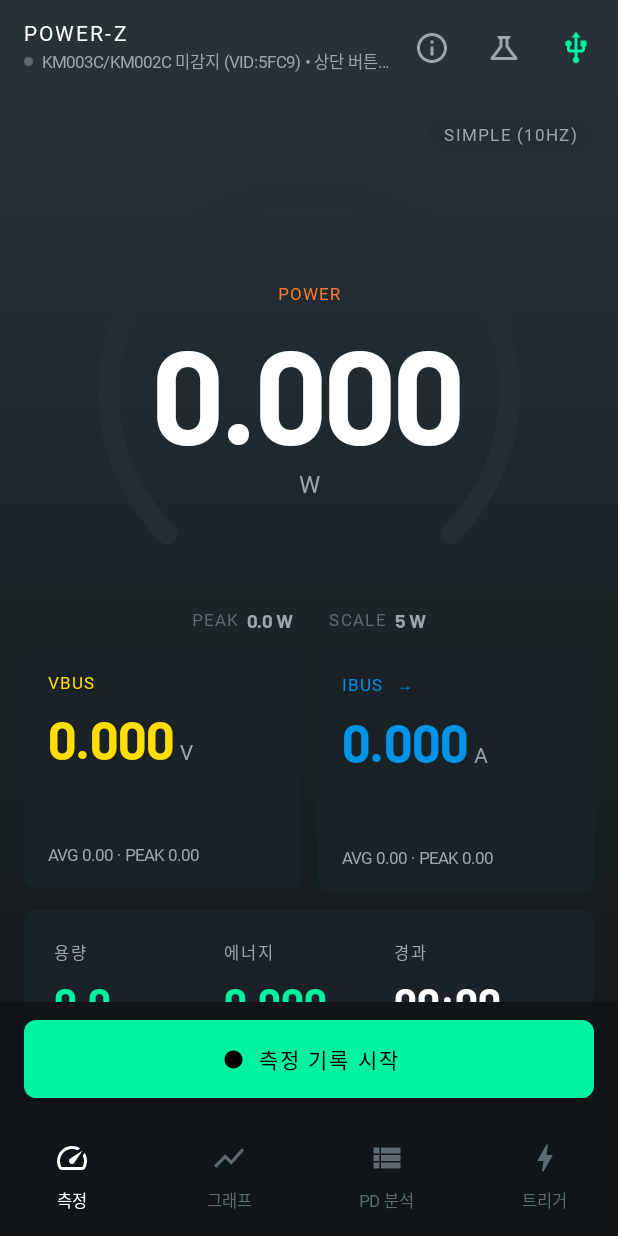
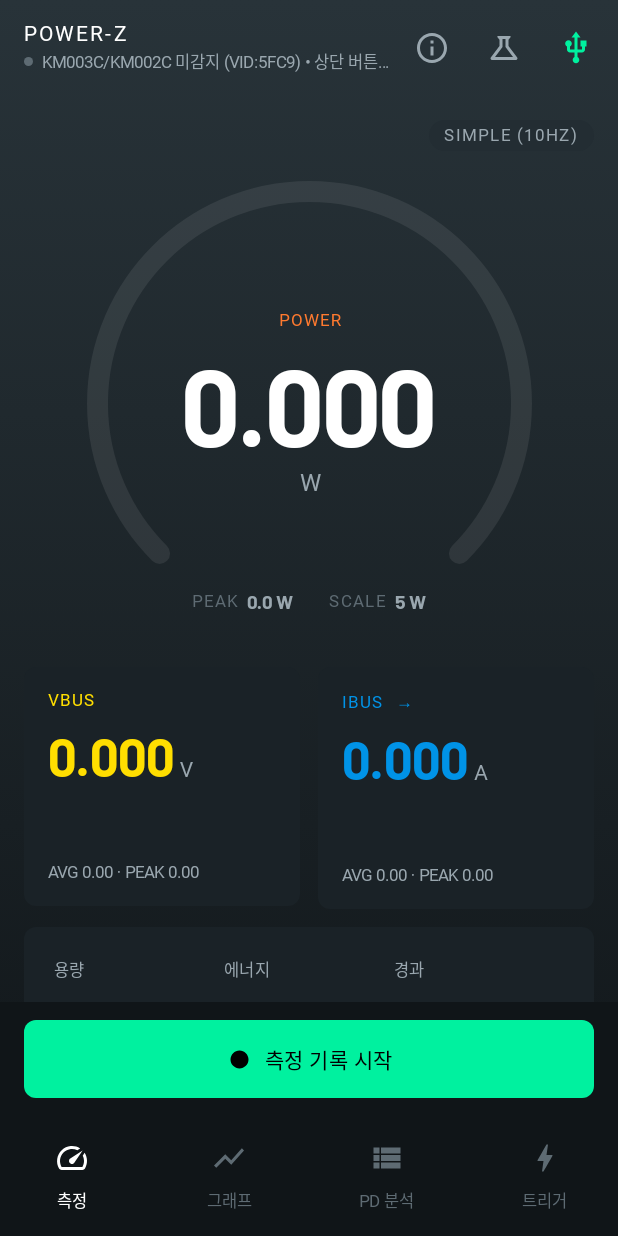
Before and after one commit to supervisor-515/Power-z, an Android app built with Jetpack Compose: the screen it shows after launch (MainActivity), on a phone screen of 412 x 824 dp. Run offline under Robolectric (Android 15) with nearby library versions, the phone set to English and light mode, and no system bars; Roboto replaces fonts that are not available here.

Commit message:
fix(ui): hero number fit, visible ring track, softer glow, Hangul-safe tracking
Verified with debug build, unit tests and Robolectric renders of the
dashboard (disconnected / simulator / recording) in design/screenshots.

Co-Authored-By: Claude Opus 5.5 <noreply@anthropic.com>
Claude-Session: https://claude.ai/code/session_01CVQcDxu4o1ATmc4WBqEk2F

```diff
--- a/app/src/main/java/com/powerz/km003c/ui/DashboardScreen.kt
+++ b/app/src/main/java/com/powerz/km003c/ui/DashboardScreen.kt
@@ -17,6 +17,7 @@ import androidx.compose.foundation.layout.Spacer
 import androidx.compose.foundation.layout.fillMaxSize
 import androidx.compose.foundation.layout.fillMaxWidth
 import androidx.compose.foundation.layout.height
+import androidx.compose.foundation.layout.offset
 import androidx.compose.foundation.layout.padding
 import androidx.compose.foundation.layout.size
 import androidx.compose.foundation.layout.width
@@ -246,7 +247,7 @@ private fun PowerHero(telemetry: TelemetrySample, stats: SessionStats, recording
             color = Power,
             glow = recording,
             strokeWidth = 14.dp,
-            modifier = Modifier.fillMaxWidth(0.74f)
+            modifier = Modifier.fillMaxWidth(0.78f)
         ) {
             Column(horizontalAlignment = Alignment.CenterHorizontally) {
                 PzLabel("Power", color = Power)
@@ -260,7 +261,7 @@ private fun PowerHero(telemetry: TelemetrySample, stats: SessionStats, recording
             }
         }
         Row(
-            modifier = Modifier.padding(top = 4.dp),
+            modifier = Modifier.offset(y = (-24).dp),
             horizontalArrangement = Arrangement.spacedBy(24.dp)
         ) {
             HeroFootnote("Peak", String.format(Locale.US, "%.1f W", stats.maxPowerW))
--- a/app/src/main/java/com/powerz/km003c/ui/components/PzComponents.kt
+++ b/app/src/main/java/com/powerz/km003c/ui/components/PzComponents.kt
@@ -46,6 +46,7 @@ import androidx.compose.ui.graphics.vector.ImageVector
 import androidx.compose.ui.text.TextStyle
 import androidx.compose.ui.unit.Dp
 import androidx.compose.ui.unit.dp
+import androidx.compose.ui.unit.em
 import com.powerz.km003c.ui.theme.Brand
 import com.powerz.km003c.ui.theme.Ink
 import com.powerz.km003c.ui.theme.InkFaint
@@ -55,6 +56,10 @@ import com.powerz.km003c.ui.theme.Panel
 import com.powerz.km003c.ui.theme.PanelStrong
 import com.powerz.km003c.ui.theme.PzRadius
 import com.powerz.km003c.ui.theme.PzType
+
+/** Wide uppercase tracking suits Latin labels only; Hangul gets near-zero tracking. */
+internal fun TextStyle.forText(text: String): TextStyle =
+    if (text.any { it in '\uAC00'..'\uD7A3' || it in '\u3131'..'\u318E' }) copy(letterSpacing = 0.02.em) else this
 
 private val GaugeEasing = CubicBezierEasing(0.65f, 0f, 0.35f, 1f)
 
@@ -77,7 +82,7 @@ fun PzCard(
 /** Small uppercase label (VBUS, IBUS, POWER…). */
 @Composable
 fun PzLabel(text: String, color: Color = InkMuted, modifier: Modifier = Modifier) {
-    Text(text = text.uppercase(), style = PzType.label, color = color, modifier = modifier)
+    Text(text = text.uppercase(), style = PzType.label.forText(text), color = color, modifier = modifier)
 }
 
 /** Number + smaller muted unit, baseline aligned. */
@@ -129,12 +134,12 @@ fun PzRingGauge(
             val topLeft = Offset(inset, inset)
             val start = 135f
             val sweep = 270f
-            drawArc(PanelStrong, start, sweep, false, topLeft, arcSize, style = Stroke(sw, cap = StrokeCap.Round))
+            drawArc(Ink.copy(alpha = 0.08f), start, sweep, false, topLeft, arcSize, style = Stroke(sw, cap = StrokeCap.Round))
             if (shown > 0f) {
                 if (glow) {
                     drawArc(
-                        color.copy(alpha = 0.18f), start, sweep * shown, false, topLeft, arcSize,
-                        style = Stroke(sw * 2.6f, cap = StrokeCap.Round)
+                        color.copy(alpha = 0.10f), start, sweep * shown, false, topLeft, arcSize,
+                        style = Stroke(sw * 2f, cap = StrokeCap.Round)
                     )
                 }
                 drawArc(color, start, sweep * shown, false, topLeft, arcSize, style = Stroke(sw, cap = StrokeCap.Round))
@@ -159,7 +164,7 @@ fun PzProgressArc(
             val d = size.width - sw
             val topLeft = Offset(sw / 2f, sw / 2f)
             val arcSize = Size(d, d)
-            drawArc(PanelStrong, 180f, 180f, false, topLeft, arcSize, style = Stroke(sw, cap = StrokeCap.Round))
+            drawArc(Ink.copy(alpha = 0.08f), 180f, 180f, false, topLeft, arcSize, style = Stroke(sw, cap = StrokeCap.Round))
             val p = progress.coerceIn(0f, 1f)
             if (p > 0f) drawArc(color, 180f, 180f * p, false, topLeft, arcSize, style = Stroke(sw, cap = StrokeCap.Round))
         }
@@ -214,7 +219,7 @@ fun PzStatusPill(text: String, color: Color, modifier: Modifier = Modifier, dot:
             Box(Modifier.size(6.dp).clip(CircleShape).background(InkOnBrand))
             Spacer(Modifier.width(6.dp))
         }
-        Text(text.uppercase(), style = PzType.label, color = InkOnBrand)
+        Text(text.uppercase(), style = PzType.label.forText(text), color = InkOnBrand)
     }
 }
 
@@ -223,7 +228,7 @@ fun PzStatusPill(text: String, color: Color, modifier: Modifier = Modifier, dot:
 fun PzInfoPill(text: String, modifier: Modifier = Modifier, color: Color = InkMuted) {
     Text(
         text = text.uppercase(),
-        style = PzType.label,
+        style = PzType.label.forText(text),
         color = color,
         modifier = modifier
             .clip(CircleShape)
@@ -259,7 +264,7 @@ fun PzPrimaryButton(
             Icon(icon, contentDescription = null, modifier = Modifier.size(18.dp))
             Spacer(Modifier.width(8.dp))
         }
-        Text(text.uppercase(), style = PzType.headline)
+        Text(text.uppercase(), style = PzType.headline.forText(text))
     }
 }
 
@@ -285,7 +290,7 @@ fun PzSecondaryButton(
             Icon(icon, contentDescription = null, modifier = Modifier.size(16.dp))
             Spacer(Modifier.width(6.dp))
         }
-        Text(text.uppercase(), style = PzType.section, maxLines = 1)
+        Text(text.uppercase(), style = PzType.section.forText(text), maxLines = 1)
     }
 }
 
@@ -315,7 +320,7 @@ fun PzSectionHeader(
         modifier = modifier.fillMaxWidth().padding(top = 8.dp),
         verticalAlignment = Alignment.CenterVertically
     ) {
-        Text(title.uppercase(), style = PzType.section, color = InkMuted, modifier = Modifier.weight(1f))
+        Text(title.uppercase(), style = PzType.section.forText(title), color = InkMuted, modifier = Modifier.weight(1f))
         trailing()
     }
 }
--- a/app/src/main/java/com/powerz/km003c/ui/theme/Type.kt
+++ b/app/src/main/java/com/powerz/km003c/ui/theme/Type.kt
@@ -47,7 +47,7 @@ object PzType {
     val caption = TextStyle(fontFamily = WordsFont, fontWeight = FontWeight.SemiBold, fontSize = 11.sp)
     val label = TextStyle(fontFamily = WordsFont, fontWeight = FontWeight.Bold, fontSize = 11.sp, letterSpacing = 0.12.em)
 
-    val heroNumber = TextStyle(fontFamily = NumbersFont, fontWeight = FontWeight.Bold, fontSize = 88.sp, lineHeight = 88.sp, letterSpacing = (-0.02).em, fontFeatureSettings = TNUM)
+    val heroNumber = TextStyle(fontFamily = NumbersFont, fontWeight = FontWeight.Bold, fontSize = 72.sp, lineHeight = 72.sp, letterSpacing = (-0.02).em, fontFeatureSettings = TNUM)
     val metricLg = TextStyle(fontFamily = NumbersFont, fontWeight = FontWeight.Bold, fontSize = 44.sp, lineHeight = 44.sp, letterSpacing = (-0.01).em, fontFeatureSettings = TNUM)
     val metric = TextStyle(fontFamily = NumbersFont, fontWeight = FontWeight.Bold, fontSize = 28.sp, lineHeight = 28.sp, fontFeatureSettings = TNUM)
     val metricSm = TextStyle(fontFamily = NumbersFont, fontWeight = FontWeight.Bold, fontSize = 18.sp, lineHeight = 18.sp, fontFeatureSettings = TNUM)
```
Also changed, not shown: 5 other files.
